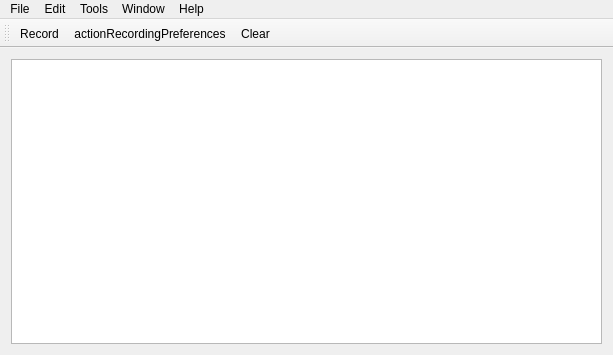
This is mainwindow.ui in domoritz/drummy as Qt 5 draws it before an edit. The edited form follows.
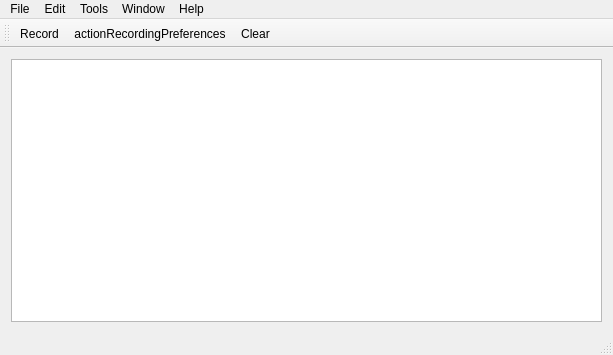
This is the edited form. Icons and pictures are not drawn.

Diff of the .ui file:
```diff
--- a/mainwindow.ui
+++ b/mainwindow.ui
@@ -61,6 +61,9 @@
           <family>Monaco</family>
          </font>
         </property>
+        <property name="lineWrapMode">
+         <enum>QTextEdit::NoWrap</enum>
+        </property>
        </widget>
       </item>
      </layout>
@@ -133,6 +136,7 @@
    <addaction name="actionActionRecordingPreferences"/>
    <addaction name="actionClear"/>
   </widget>
+  <widget class="QStatusBar" name="statusBar"/>
   <action name="actionPreferences">
    <property name="text">
     <string>Preferences</string>
```
